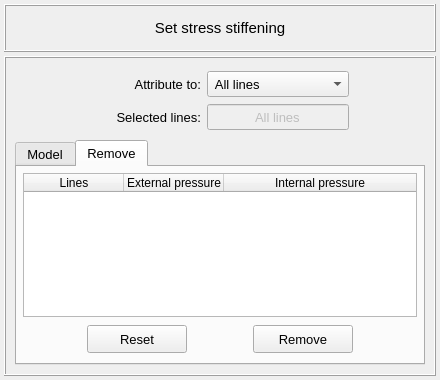
Before: the Qt Designer form pulse/interface/data/ui_files/model/setup/structural/stress_stiffening_input.ui in open-pulse/OpenPulse, drawn with Qt 5.
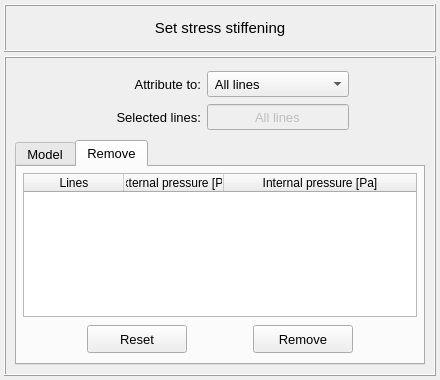
After: the same form once the commit is applied. The open tabs and pages were chosen to show the change.

Diff of the .ui file:
```diff
--- a/pulse/interface/data/ui_files/model/setup/structural/stress_stiffening_input.ui
+++ b/pulse/interface/data/ui_files/model/setup/structural/stress_stiffening_input.ui
@@ -684,7 +684,7 @@
             </column>
             <column>
              <property name="text">
-              <string>External pressure</string>
+              <string>External pressure [Pa]</string>
              </property>
              <property name="textAlignment">
               <set>AlignCenter</set>
@@ -692,7 +692,7 @@
             </column>
             <column>
              <property name="text">
-              <string>Internal pressure</string>
+              <string>Internal pressure [Pa]</string>
              </property>
              <property name="textAlignment">
               <set>AlignCenter</set>
```
